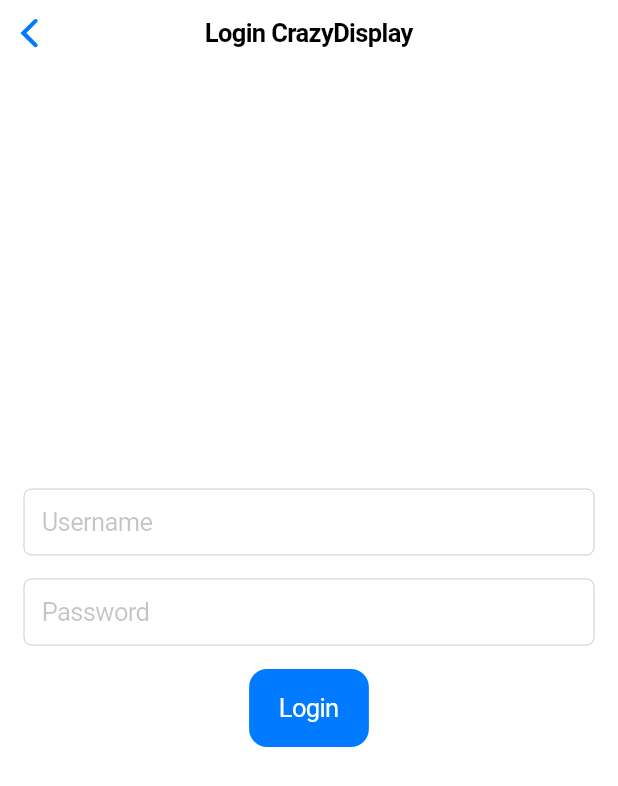
After one commit to achivaq01/Projecte_Desktop, a Flutter app: the LoginPage screen opened directly, on a phone screen of 412 x 824 dp. The commit adds this screen. Shown: the top 786 px of the screen. Run offline on Flutter 3.47's test engine with Material 2 defaults, Android fonts, the phone set to English and light mode, and no system bars; missing offline and left inert: file_selector, window_manager.

Commit message:
MOTXILLA 3 ACABADA

```diff
--- a/lib/app.dart
+++ b/lib/app.dart
@@ -5,6 +5,7 @@ import 'package:provider/provider.dart';
 import 'app_data.dart';
 import 'layout_connected.dart';
 import 'layout_connecting.dart';
+import 'layout_login.dart';
 
 class App extends StatefulWidget {
   const App({Key? key}) : super(key: key);
@@ -35,6 +36,8 @@ class AppState extends State<App> {
         return const LayoutConnected();
       case ConnectionStatus.connecting:
         return const LayoutConnecting();
+      case ConnectionStatus.login:
+        return const LoginPage();
       default:
         return const LayoutConnection();
     }
--- /dev/null
+++ b/lib/layout_login.dart
@@ -0,0 +1,96 @@
+import 'package:flutter/cupertino.dart';
+import 'package:provider/provider.dart';
+import 'app_data.dart';
+
+class LoginPage extends StatelessWidget {
+  const LoginPage({super.key});
+
+  @override
+  Widget build(BuildContext context) {
+
+    return CupertinoPageScaffold(
+      navigationBar: const CupertinoNavigationBar(
+        middle: Text('Login CrazyDisplay'),
+      ),
+      child: Center(
+        child: Padding(
+          padding: const EdgeInsets.all(16.0),
+          child: LoginForm(),
+        ),
+      ),
+    );
+  }
+
+}
+
+class LoginForm extends StatefulWidget {
+  @override
+  _LoginFormState createState() => _LoginFormState();
+}
+
+class _LoginFormState extends State<LoginForm> {
+  final TextEditingController _usernameController = TextEditingController();
+  final TextEditingController _passwordController = TextEditingController();
+
+  void _login() {
+    AppData appData = Provider.of<AppData>(context, listen: false);
+    String username = _usernameController.text;
+    String password = _passwordController.text;
+    final message = {
+      'platform':'flutter',
+      'type': "login",
+      'user': username,
+      'password':password
+      //'client': appData.userId
+    };
+    print(message);
+    appData.sendAnyJson(message);
+    print("ESTOY EN LOGIN");
+  }
+
+  @override
+  Widget build(BuildContext context) {
+    AppData appData = Provider.of<AppData>(context);
+    return Column(
+    mainAxisAlignment: MainAxisAlignment.center,
+    children: [
+      CupertinoTextField(
+        controller: _usernameController,
+        placeholder: 'Username',
+        keyboardType: TextInputType.emailAddress,
+        padding: EdgeInsets.all(12.0),
+        clearButtonMode: OverlayVisibilityMode.editing,
+      ),
+      SizedBox(height: 16.0),
+      CupertinoTextField(
+        controller: _passwordController,
+        placeholder: 'Password',
+        obscureText: true,
+        padding: EdgeInsets.all(12.0),
+        clearButtonMode: OverlayVisibilityMode.editing,
+      ),
+      SizedBox(height: 16.0),
+      CupertinoButton.filled(
+        onPressed: _login,
+        child: Text('Login'),
+      ),
+      // Conditionally add another element based on the boolean variable
+      if (appData.showErrorLoginMessage)
+        Container(
+          height: 40.0, // Adjust the height as needed
+          color: CupertinoColors.extraLightBackgroundGray,
+          child: Center(
+            child: Text(
+              'Wrong User or Password, try again',
+              style: TextStyle(
+                color: CupertinoColors.systemRed, //
+              ),
+            ),
+          ),
+        )
+
+
+    ],
+  );
+  }
+}
--- a/pubspec.yaml
+++ b/pubspec.yaml
@@ -40,6 +40,7 @@ dependencies:
   window_manager: ^0.3.7
   path_provider: ^2.1.1
   file_selector: ^0.9.0
+  fluttertoast: ^8.2.4
 
 dev_dependencies:
   flutter_test:
```
Also changed, not shown: lib/app_data.dart (+58 -6 lines), lib/layout_connected.dart (+17 -2 lines), lib/layout_gallery.dart (+36 -2 lines), pubspec.lock.
